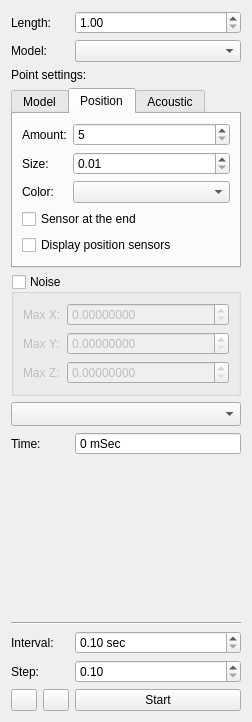
This is controllPanel.ui in DimonPopov/PopovDS_9304_GraduateWork as Qt 5 draws it before an edit. The edited form follows.
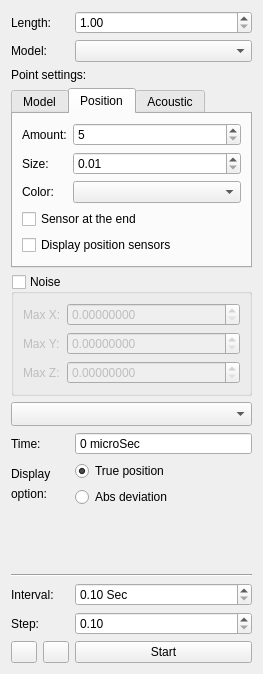
This is the edited form. The open tabs and pages were chosen to show the change. Icons and pictures are not drawn.

The edit to the form file:
```diff
--- a/controllPanel.ui
+++ b/controllPanel.ui
@@ -6,8 +6,8 @@
    <rect>
     <x>0</x>
     <y>0</y>
-    <width>248</width>
-    <height>722</height>
+    <width>263</width>
+    <height>674</height>
    </rect>
   </property>
   <property name="windowTitle">
@@ -372,7 +372,7 @@
       <enum>QAbstractSpinBox::NoButtons</enum>
      </property>
      <property name="suffix">
-      <string> mSec</string>
+      <string> microSec</string>
      </property>
      <property name="prefix">
       <string/>
@@ -382,7 +382,7 @@
      </property>
     </widget>
    </item>
-   <item row="7" column="0" colspan="2">
+   <item row="9" column="0" colspan="2">
     <spacer name="verticalSpacer">
      <property name="orientation">
       <enum>Qt::Vertical</enum>
@@ -395,7 +395,7 @@
      </property>
     </spacer>
    </item>
-   <item row="8" column="0" colspan="2">
+   <item row="10" column="0" colspan="2">
     <widget class="Line" name="line">
      <property name="minimumSize">
       <size>
@@ -408,17 +408,17 @@
      </property>
     </widget>
    </item>
-   <item row="9" column="0">
-    <widget class="QLabel" name="label_6">
+   <item row="11" column="0">
+    <widget class="QLabel" name="IntervalLabel">
      <property name="text">
       <string>Interval:</string>
      </property>
     </widget>
    </item>
-   <item row="9" column="1">
+   <item row="11" column="1">
     <widget class="QDoubleSpinBox" name="intervalModelUpdateSpin">
      <property name="suffix">
-      <string> sec</string>
+      <string> Sec</string>
      </property>
      <property name="minimum">
       <double>0.100000000000000</double>
@@ -428,14 +428,14 @@
      </property>
     </widget>
    </item>
-   <item row="10" column="0">
-    <widget class="QLabel" name="label_15">
+   <item row="12" column="0">
+    <widget class="QLabel" name="StepLabel">
      <property name="text">
       <string>Step:</string>
      </property>
     </widget>
    </item>
-   <item row="10" column="1">
+   <item row="12" column="1">
     <widget class="QDoubleSpinBox" name="stepModelUpdateSpin">
      <property name="minimum">
       <double>0.100000000000000</double>
@@ -445,7 +445,7 @@
      </property>
     </widget>
    </item>
-   <item row="11" column="0">
+   <item row="13" column="0">
     <layout class="QHBoxLayout" name="horizontalLayout">
      <item>
       <widget class="QPushButton" name="openFile">
@@ -501,7 +501,7 @@
      </item>
     </layout>
    </item>
-   <item row="11" column="1">
+   <item row="13" column="1">
     <widget class="QPushButton" name="startStopButton">
      <property name="text">
       <string>Start</string>
@@ -518,6 +518,43 @@
    <item row="1" column="1">
     <widget class="QComboBox" name="modelCombo"/>
    </item>
+   <item row="7" column="1">
+    <widget class="QRadioButton" name="truePositionRadio">
+     <property name="text">
+      <string>True position</string>
+     </property>
+     <property name="checked">
+      <bool>true</bool>
+     </property>
+    </widget>
+   </item>
+   <item row="8" column="1">
+    <widget class="QRadioButton" name="absDeviationRadio">
+     <property name="text">
+      <string>Abs deviation</string>
+     </property>
+    </widget>
+   </item>
+   <item row="7" column="0">
+    <widget class="QLabel" name="DisplayLabel">
+     <property name="text">
+      <string>Display</string>
+     </property>
+     <property name="alignment">
+      <set>Qt::AlignBottom|Qt::AlignLeading|Qt::AlignLeft</set>
+     </property>
+    </widget>
+   </item>
+   <item row="8" column="0">
+    <widget class="QLabel" name="OptionLabel">
+     <property name="text">
+      <string>option:</string>
+     </property>
+     <property name="alignment">
+      <set>Qt::AlignLeading|Qt::AlignLeft|Qt::AlignTop</set>
+     </property>
+    </widget>
+   </item>
   </layout>
  </widget>
  <resources>
```
Left out of the diff: 44 changed lines with no effect on the pictures.
